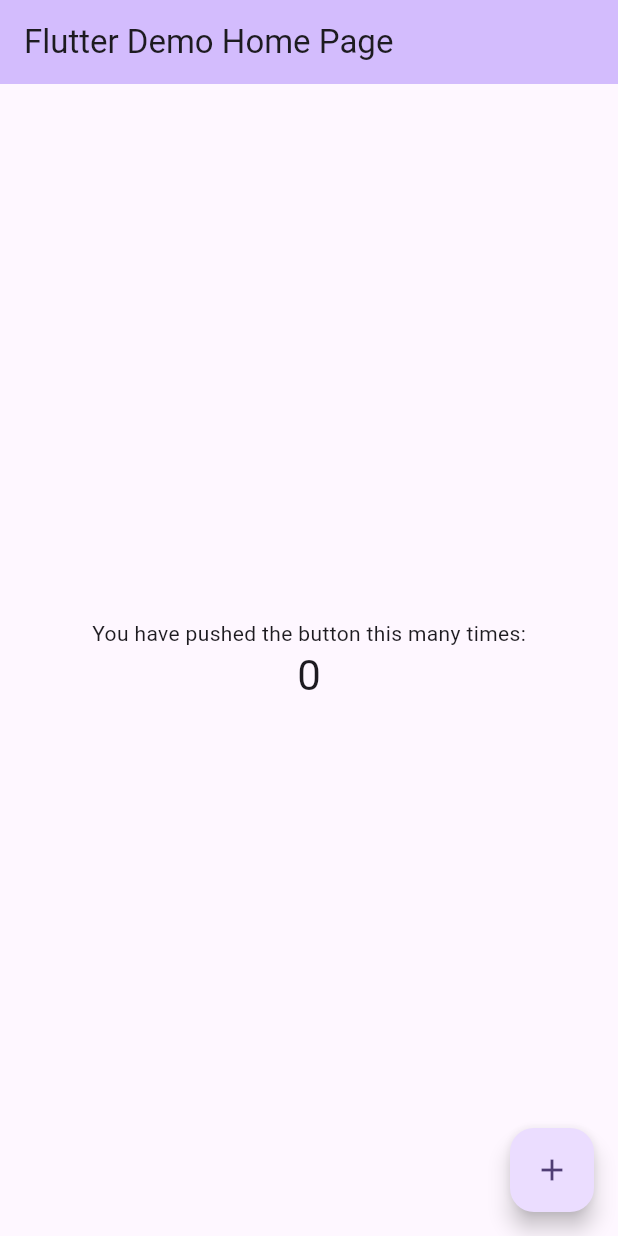
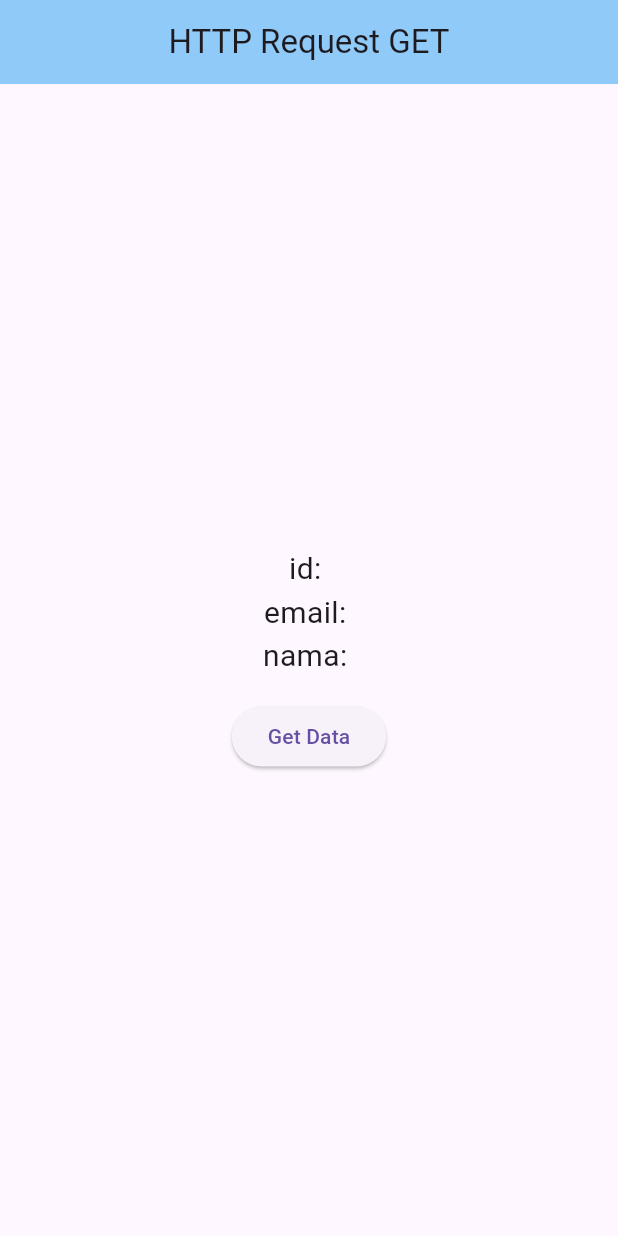
Before and after one commit to pendragonnn/learn-http-request-flutter, a Flutter app: the screen it shows after launch, on a phone screen of 412 x 824 dp. Run offline on Flutter 3.47's test engine with Material 3 defaults, Android fonts, the phone set to English and light mode, and no system bars.

Commit message:
add: get method

```diff
--- a/lib/main.dart
+++ b/lib/main.dart
@@ -1,125 +1,130 @@
+import 'dart:convert';
+
 import 'package:flutter/material.dart';
+import 'package:http/http.dart' as http;
 
 void main() {
-  runApp(const MyApp());
+  runApp(MyApp());
 }
+
+// cara menambahkan plugin
+/**
+ * 1. install extension yang namanya pubspec assist
+ * 2. pencet f1 lalu search "pubspec assist"
+ * 3. ketik plugin yang ingin digunakan lalu enter
+ * 4. setelah install selesai, import ke file yang membutuhkan
+ */
 
 class MyApp extends StatelessWidget {
   const MyApp({super.key});
 
-  // This widget is the root of your application.
   @override
   Widget build(BuildContext context) {
     return MaterialApp(
-      title: 'Flutter Demo',
-      theme: ThemeData(
-        // This is the theme of your application.
-        //
-        // TRY THIS: Try running your application with "flutter run". You'll see
-        // the application has a purple toolbar. Then, without quitting the app,
-        // try changing the seedColor in the colorScheme below to Colors.green
-        // and then invoke "hot reload" (save your changes or press the "hot
-        // reload" button in a Flutter-supported IDE, or press "r" if you used
-        // the command line to start the app).
-        //
-        // Notice that the counter didn't reset back to zero; the application
-        // state is not lost during the reload. To reset the state, use hot
-        // restart instead.
-        //
-        // This works for code too, not just values: Most code changes can be
-        // tested with just a hot reload.
-        colorScheme: ColorScheme.fromSeed(seedColor: Colors.deepPurple),
-        useMaterial3: true,
-      ),
-      home: const MyHomePage(title: 'Flutter Demo Home Page'),
+      debugShowCheckedModeBanner: false,
+      home: HomePage(),
     );
   }
 }
 
-class MyHomePage extends StatefulWidget {
-  const MyHomePage({super.key, required this.title});
-
-  // This widget is the home page of your application. It is stateful, meaning
-  // that it has a State object (defined below) that contains fields that affect
-  // how it looks.
-
-  // This class is the configuration for the state. It holds the values (in this
-  // case the title) provided by the parent (in this case the App widget) and
-  // used by the build method of the State. Fields in a Widget subclass are
-  // always marked "final".
-
-  final String title;
+class HomePage extends StatefulWidget {
+  const HomePage({super.key});
 
   @override
-  State<MyHomePage> createState() => _MyHomePageState();
+  State<HomePage> createState() => _HomePageState();
 }
 
-class _MyHomePageState extends State<MyHomePage> {
-  int _counter = 0;
+class _HomePageState extends State<HomePage> {
+  late String body;
+  late String id;
+  late String email;
+  late String nama;
+  @override
+  void initState() {
+    // TODO: implement initState
+    super.initState();
 
-  void _incrementCounter() {
-    setState(() {
-      // This call to setState tells the Flutter framework that something has
-      // changed in this State, which causes it to rerun the build method below
-      // so that the display can reflect the updated values. If we changed
-      // _counter without calling setState(), then the build method would not be
-      // called again, and so nothing would appear to happen.
-      _counter++;
-    });
+    body = "belum ada data";
+    id = "";
+    email = "";
+    nama = "";
   }
 
   @override
   Widget build(BuildContext context) {
-    // This method is rerun every time setState is called, for instance as done
-    // by the _incrementCounter method above.
-    //
-    // The Flutter framework has been optimized to make rerunning build methods
-    // fast, so that you can just rebuild anything that needs updating rather
-    // than having to individually change instances of widgets.
     return Scaffold(
       appBar: AppBar(
-        // TRY THIS: Try changing the color here to a specific color (to
-        // Colors.amber, perhaps?) and trigger a hot reload to see the AppBar
-        // change color while the other colors stay the same.
-        backgroundColor: Theme.of(context).colorScheme.inversePrimary,
-        // Here we take the value from the MyHomePage object that was created by
-        // the App.build method, and use it to set our appbar title.
-        title: Text(widget.title),
+        title: Center(
+          child: Text("HTTP Request GET"),
+        ),
+        backgroundColor: Colors.blue[200],
       ),
       body: Center(
-        // Center is a layout widget. It takes a single child and positions it
-        // in the middle of the parent.
         child: Column(
-          // Column is also a layout widget. It takes a list of children and
-          // arranges them vertically. By default, it sizes itself to fit its
-          // children horizontally, and tries to be as tall as its parent.
-          //
-          // Column has various properties to control how it sizes itself and
-          // how it positions its children. Here we use mainAxisAlignment to
-          // center the children vertically; the main axis here is the vertical
-          // axis because Columns are vertical (the cross axis would be
-          // horizontal).
-          //
-          // TRY THIS: Invoke "debug painting" (choose the "Toggle Debug Paint"
-          // action in the IDE, or press "p" in the console), to see the
-          // wireframe for each widget.
           mainAxisAlignment: MainAxisAlignment.center,
-          children: <Widget>[
-            const Text(
-              'You have pushed the button this many times:',
+          children: [
+            Text(
+              "id: $id",
+              style: TextStyle(
+                fontSize: 20,
+              ),
             ),
             Text(
-              '$_counter',
-              style: Theme.of(context).textTheme.headlineMedium,
+              "email: $email",
+              style: TextStyle(
+                fontSize: 20,
+              ),
+            ),
+            Text(
+              "nama: $nama",
+              style: TextStyle(
+                fontSize: 20,
+              ),
+            ),
+            SizedBox(
+              height: 15,
+            ),
+            ElevatedButton(
+              // fungsi bersifat asynchronous
+              onPressed: () async {
+                // sistem akan menunggu untuk mendapatkan data terlebih dahulu (menunggu fungsi get selesai)
+                var myResponse = await http.get(
+                  Uri.parse("https://reqres.in/api/users/5"),
+                );
+                // menampilkan data yang sudah didapatkan
+                // print(myResponse.headers);
+                // print(myResponse.statusCode);
+                // print(myResponse.body);
+
+                if (myResponse.statusCode == 200) {
+                  // berhasil get data
+                  print("Get data success");
+                  // mengubah hasil get ke dalam bentuk objek
+                  var data =
+                      json.decode(myResponse.body) as Map<String, dynamic>;
+                  // cetak data
+                  print(data["data"]);
+                  // memanggil fungsi setState untuk memperbarui state body
+                  setState(() {
+                    body = data["data"].toString();
+                    id = data["data"]["id"].toString();
+                    email = data["data"]["email"].toString();
+                    nama =
+                        "${data["data"]["first_name"]} ${data["data"]["last_name"]}";
+                  });
+                } else {
+                  // gagal get data
+                  print("Error ${myResponse.statusCode}");
+                  setState(() {
+                    body = "Error ${myResponse.statusCode}";
+                  });
+                }
+              },
+              child: Text("Get Data"),
             ),
           ],
         ),
       ),
-      floatingActionButton: FloatingActionButton(
-        onPressed: _incrementCounter,
-        tooltip: 'Increment',
-        child: const Icon(Icons.add),
-      ), // This trailing comma makes auto-formatting nicer for build methods.
     );
   }
 }
```
Also changed, not shown: pubspec.yaml (+4 -12 lines), pubspec.lock.
